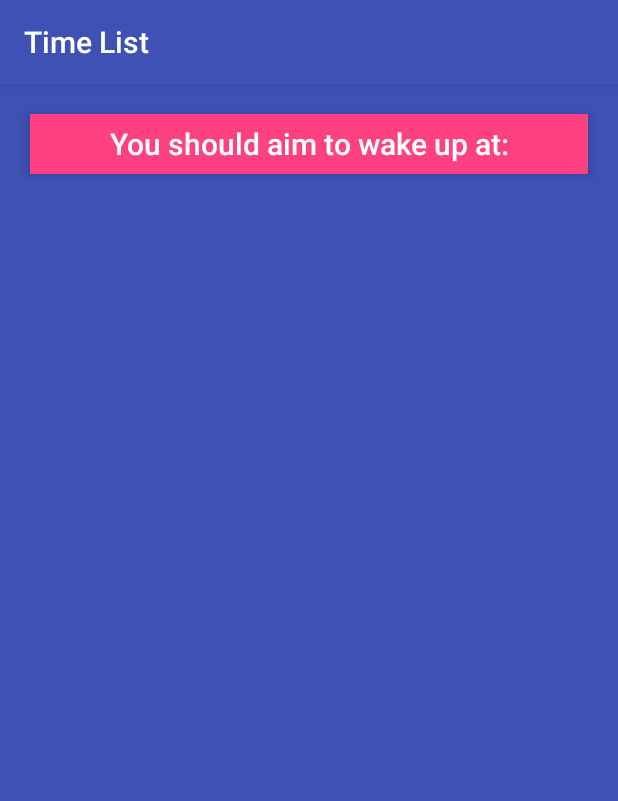
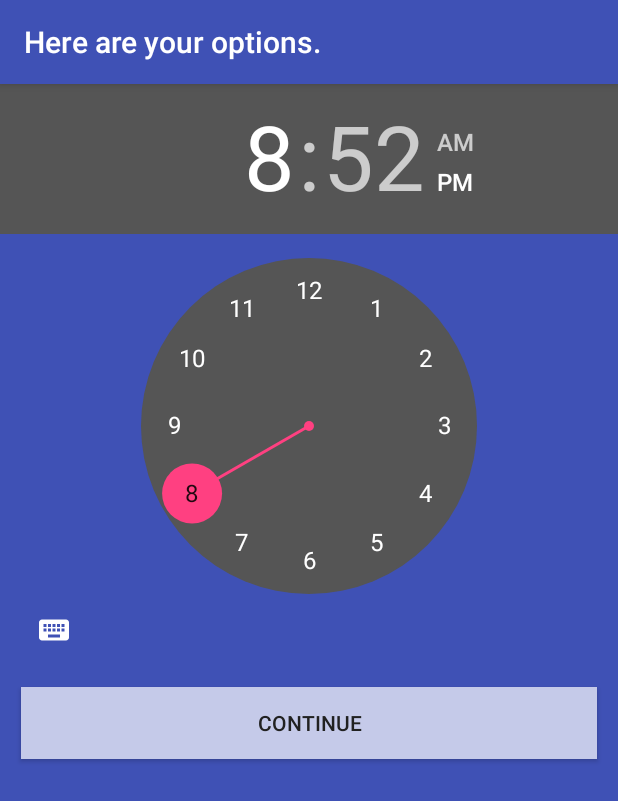
Before and after one commit to phuston/SleepMe, an Android app: the screen it shows after launch (TimeListActivity before the commit, TimeSelectActivity after it), after a tap on "I KNOW MY WAKEUP TIME.", on a phone screen of 412 x 824 dp. Shown: the top 801 px of the screen. Run offline under Robolectric (Android 15) with nearby library versions, the phone set to English and light mode, and no system bars.

Commit message:
Adds infrastructure to display times.

```diff
--- a/app/src/main/AndroidManifest.xml
+++ b/app/src/main/AndroidManifest.xml
@@ -20,6 +20,10 @@
             android:name=".TimeListActivity"
             android:label="@string/title_activity_time_list" >
         </activity>
+        <activity
+            android:name=".TimeSelectActivity"
+            android:label="@string/title_activity_time_select" >
+        </activity>
     </application>
 
 </manifest>
--- a/app/src/main/java/com/phuston/android/sleepme/SleepOptionsFragment.java
+++ b/app/src/main/java/com/phuston/android/sleepme/SleepOptionsFragment.java
@@ -40,8 +40,7 @@ public class SleepOptionsFragment extends Fragment {
         mBedtimeButton.setOnClickListener(new View.OnClickListener() {
             @Override
             public void onClick(View v) {
-                // TODO: Edit this intent to route to a time selector
-                Intent i = new Intent(getActivity(), TimeListActivity.class);
+                Intent i = new Intent(getActivity(), TimeSelectActivity.class);
                 i.putExtra(TimeListFragment.EXTRA_SLEEP_TYPE, 1);
                 startActivity(i);
             }
@@ -51,8 +50,7 @@ public class SleepOptionsFragment extends Fragment {
         mWakeupButton.setOnClickListener(new View.OnClickListener() {
             @Override
             public void onClick(View v) {
-                // TODO: Edit this intent to route to a time selector
-                Intent i = new Intent(getActivity(), TimeListActivity.class);
+                Intent i = new Intent(getActivity(), TimeSelectActivity.class);
                 i.putExtra(TimeListFragment.EXTRA_SLEEP_TYPE, 2);
                 startActivity(i);
             }
--- a/app/src/main/java/com/phuston/android/sleepme/TimeListFragment.java
+++ b/app/src/main/java/com/phuston/android/sleepme/TimeListFragment.java
@@ -12,6 +12,7 @@ import android.view.ViewGroup;
  */
 public class TimeListFragment extends Fragment {
     public static final String EXTRA_SLEEP_TYPE = "com.phuston.android.sleepme.sleep_type";
+    public static final String EXTRA_INIT_TIME = "com.phuston.android.sleepme.init_time";
 
     @Override
     public void onCreate(Bundle savedInstanceState) {
--- /dev/null
+++ b/app/src/main/java/com/phuston/android/sleepme/TimeSelectActivity.java
@@ -0,0 +1,14 @@
+package com.phuston.android.sleepme;
+
+import android.app.Fragment;
+
+/**
+ * Created by phuston on 1/30/15.
+ */
+public class TimeSelectActivity extends SingleFragmentActivity {
+
+    @Override
+    protected Fragment createFragment() {
+        return new TimeSelectFragment();
+    }
+}
--- /dev/null
+++ b/app/src/main/java/com/phuston/android/sleepme/TimeSelectFragment.java
@@ -0,0 +1,59 @@
+package com.phuston.android.sleepme;
+
+
+import android.app.Fragment;
+import android.content.Intent;
+import android.os.Bundle;
+import android.view.LayoutInflater;
+import android.view.View;
+import android.view.ViewGroup;
+import android.widget.Button;
+import android.widget.TimePicker;
+
+import java.util.Calendar;
+
+
+public class TimeSelectFragment extends Fragment implements TimePicker.OnTimeChangedListener{
+    private static final String TAG = "TimeSelectFragment";
+    private Button mContinueButton;
+    private Calendar mTime = Calendar.getInstance();
+
+
+    @Override
+    public void onCreate(Bundle savedInstanceState) {
+        super.onCreate(savedInstanceState);
+        getActivity().setTitle(R.string.options_title);
+    }
+
+    @Override
+    public View onCreateView(LayoutInflater inflater, ViewGroup parent, Bundle savedInstanceState) {
+        View v = inflater.inflate(R.layout.fragment_time_select, parent, false);
+
+        TimePicker picker= (TimePicker)v.findViewById(R.id.picker);
+        picker.setOnTimeChangedListener(this);
+
+        Button mContinueButton = (Button)v.findViewById(R.id.next_button);
+        mContinueButton.setOnClickListener(new View.OnClickListener() {
+            @Override
+            public void onClick(View v) {
+                Intent i = new Intent(getActivity(), TimeListActivity.class);
+                i.putExtra(TimeListFragment.EXTRA_SLEEP_TYPE, 2);
+                startActivity(i);
+            }
+        });
+
+        return v;
+    }
+
+    @Override
+    public void onTimeChanged(TimePicker view, int hourOfDay, int minute) {
+        Calendar then=Calendar.getInstance();
+        then.set(Calendar.HOUR_OF_DAY, hourOfDay);
+        then.set(Calendar.MINUTE, minute);
+        then.set(Calendar.SECOND, 0);
+
+        mTime.set(Calendar.HOUR_OF_DAY, hourOfDay);
+        mTime.set(Calendar.MINUTE, minute);
+        mTime.set(Calendar.SECOND, 0);
+    }
+}
--- /dev/null
+++ b/app/src/main/res/layout/fragment_time_select.xml
@@ -0,0 +1,28 @@
+<LinearLayout xmlns:android="http://schemas.android.com/apk/res/android"
+              xmlns:tools="http://schemas.android.com/tools"
+              android:orientation="vertical"
+              android:layout_width="match_parent"
+              android:layout_height="match_parent"
+              tools:context="com.phuston.android.sleepme.SleepOptionsFragment"
+              android:background="@color/primary">
+
+    <TimePicker
+        android:id="@+id/picker"
+        android:layout_width="match_parent"
+        android:layout_height="wrap_content"/>
+
+    <Button
+        android:layout_width="match_parent"
+        android:layout_height="wrap_content"
+        android:text="@string/next"
+        android:id="@+id/next_button"
+        style="@style/Base.TextAppearance.AppCompat.Button"
+        android:layout_gravity="center_horizontal"
+        android:background="@drawable/ripple"
+        android:layout_margin="@dimen/abc_text_size_button_material"
+        android:elevation="5dp"
+        android:translationZ="@dimen/abc_text_size_button_material"
+        android:textColor="@color/primarytext"/>
+
+
+</LinearLayout>
--- a/app/src/main/res/values/strings.xml
+++ b/app/src/main/res/values/strings.xml
@@ -10,6 +10,11 @@
     <string name="title_activity_time_list">Time List</string>
     <string name="time_list_title">Time List</string>
     <string name="time_list_header">You should aim to wake up at:</string>
+    <string name="next">Continue</string>
 
     <string name="hello_world">Hello world!</string>
+    <string name="title_activity_time_select">TimeSelectActivity</string>
+
+<!-- TODO: Remove or change this placeholder text -->
+    <string name="hello_blank_fragment">Hello blank fragment</string>
 </resources>
```
Also changed, not shown: app/src/main/java/com/phuston/android/sleepme/TimeList.java (added, +18 -0 lines), app/src/main/res/layout/activity_time_select.xml (added, +16 -0 lines), app/src/main/res/menu/menu_time_select.xml (added, +9 -0 lines).
